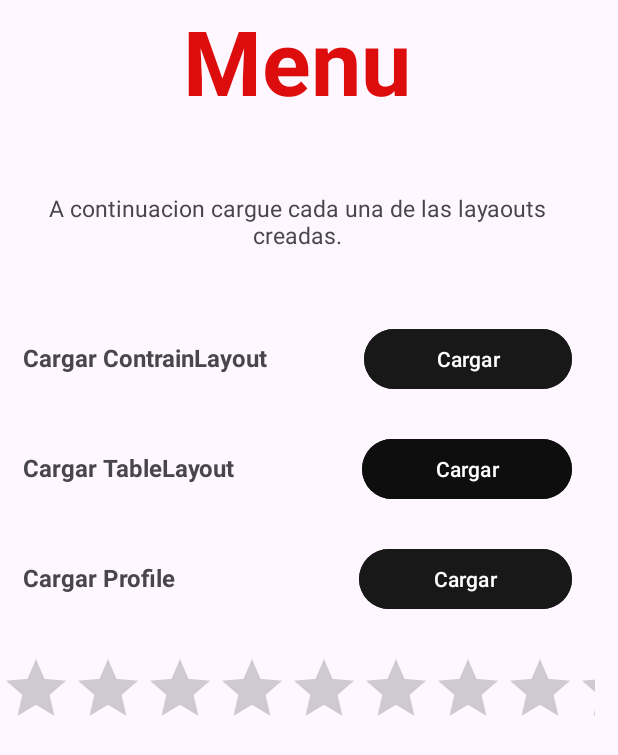
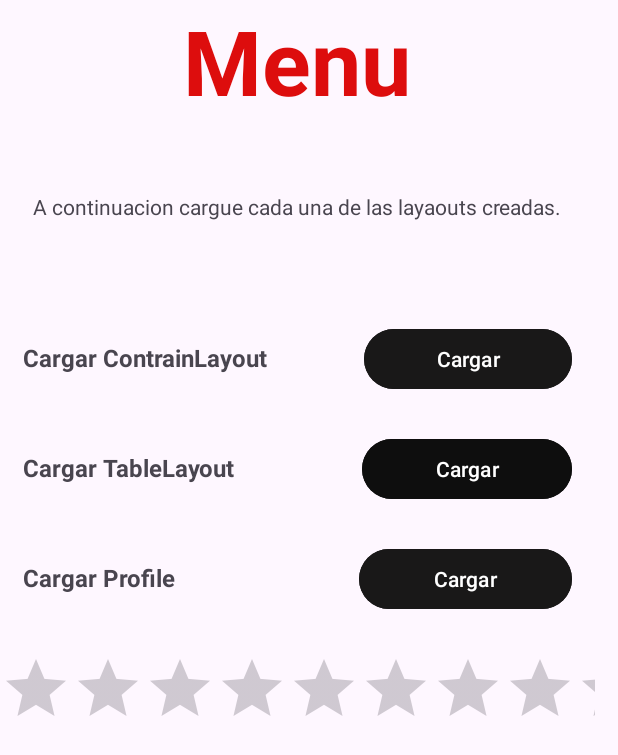
Before and after one commit to jgutierrez316/ExplorerLayouts, an Android app: the screen it shows after launch (MainActivity), on a phone screen of 412 x 824 dp. Shown: the top 755 px of the screen. Run offline under Robolectric (Android 15) with nearby library versions, the phone set to English and light mode, and no system bars.

Commit message:
final commit

```diff
--- a/app/src/main/res/layout/activity_main.xml
+++ b/app/src/main/res/layout/activity_main.xml
@@ -26,7 +26,7 @@
         android:paddingRight="15dp"
         android:text="A continuacion cargue cada una de las layaouts creadas."
         android:textAlignment="center"
-        android:textSize="15sp" />
+        android:textSize="14sp" />
 
     <LinearLayout
         android:layout_width="match_parent"
```
